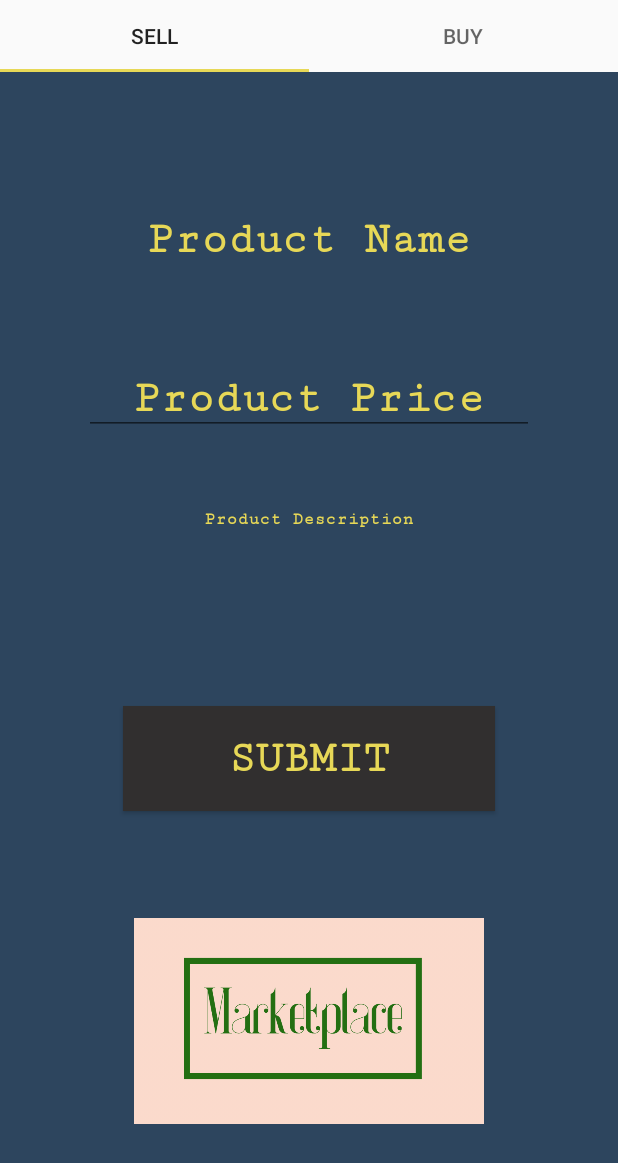
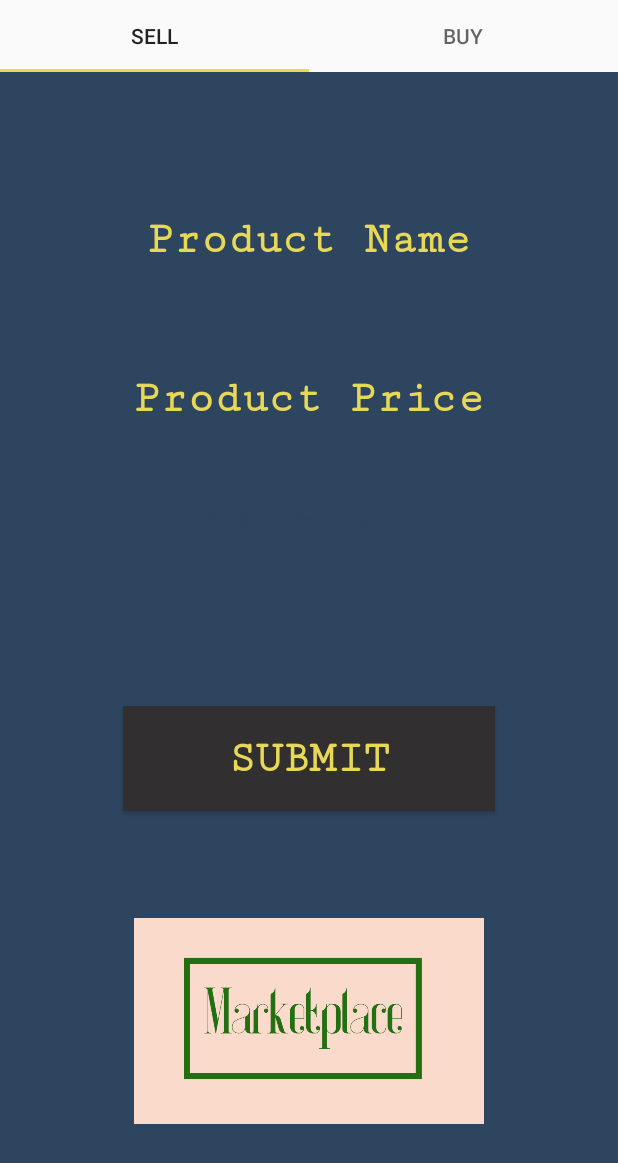
Before and after one commit to abhisarmittal/MCST-Hackathon-2019-Marketplace-Client, an Android app: the screen it shows after launch (MainActivity), on a phone screen of 412 x 824 dp. Shown: the top 1163 px of the screen. Run offline under Robolectric (Android 15) with nearby library versions, the phone set to English and light mode, and no system bars.

```diff
--- a/app/src/main/java/org/mort11/marketplaceapp/MainActivity.java
+++ b/app/src/main/java/org/mort11/marketplaceapp/MainActivity.java
@@ -10,7 +10,6 @@ import android.util.Log;
 
 import com.google.android.material.tabs.TabLayout;
 
-import java.io.DataOutputStream;
 import java.io.IOException;
 import java.io.OutputStream;
 import java.net.Inet4Address;
--- a/app/src/main/res/layout/selling_tab.xml
+++ b/app/src/main/res/layout/selling_tab.xml
@@ -53,6 +53,7 @@
                     android:textColor="#E7D857"
                     android:textSize="30sp"
                     android:textStyle="bold" />
+
             </com.google.android.material.textfield.TextInputLayout>
 
             <View
--- a/app/src/main/res/values/styles.xml
+++ b/app/src/main/res/values/styles.xml
@@ -6,6 +6,8 @@
         <item name="colorPrimary">#2D455E</item>
         <item name="colorPrimaryDark">#2D455E</item>
         <item name="colorAccent">#E7D857</item>
+        <item name="colorControlNormal">#2D455E</item>
+        <item name="colorControlActivated">#2D455E</item>
     </style>
 
 </resources>
```
